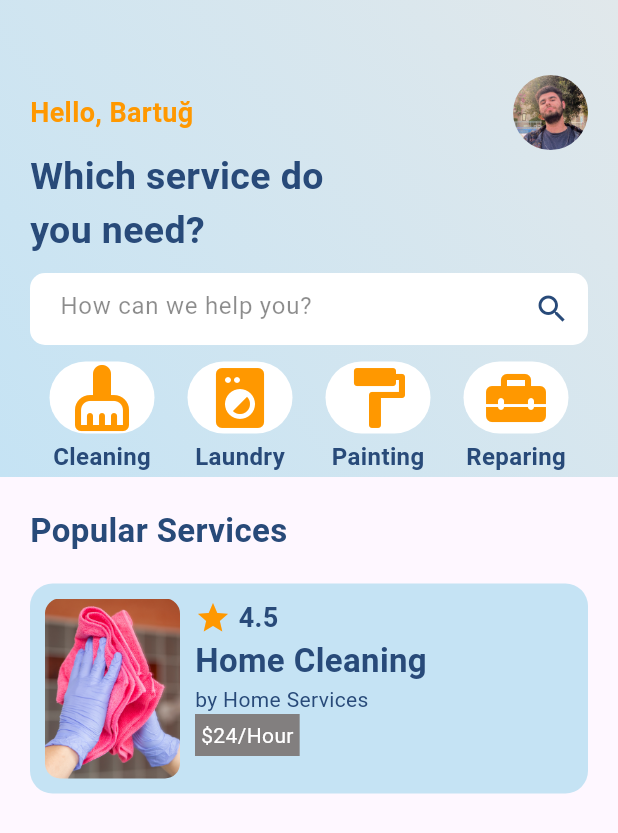
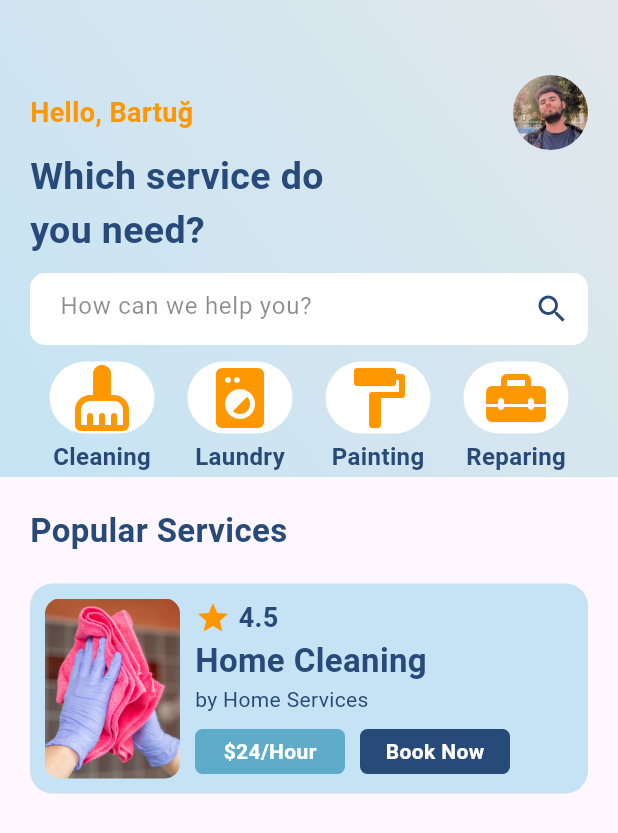
Before and after one commit to BartugKaan/Service-App-with-Flutter, a Flutter app: the screen it shows after launch, on a phone screen of 412 x 824 dp. Shown: the top 833 px of the screen. Run offline on Flutter 3.47's test engine with Material 3 defaults, Android fonts, the phone set to English and light mode, and no system bars.

```diff
--- a/lib/pages/home.dart
+++ b/lib/pages/home.dart
@@ -1,4 +1,5 @@
 import 'package:flutter/material.dart';
+import 'package:service_app/widgets/service_row_widget.dart';
 import 'package:service_app/widgets/service_widget.dart';
 
 class Home extends StatefulWidget {
@@ -113,75 +114,12 @@ class _HomeState extends State<Home> {
               ),
             ),
             SizedBox(height: 20.0),
-            Container(
-              padding: EdgeInsets.only(left: 10.0, top: 10.0, bottom: 10.0),
-              margin: EdgeInsets.only(left: 20.0, right: 20.0),
-              width: MediaQuery.of(context).size.width,
-              decoration: BoxDecoration(
-                  color: Color.fromARGB(255, 197, 227, 244),
-                  borderRadius: BorderRadius.circular(15)),
-              child: Row(
-                crossAxisAlignment: CrossAxisAlignment.start,
-                children: [
-                  ClipRRect(
-                    borderRadius: BorderRadius.circular(10),
-                    child: Image.asset(
-                      "images/cleaning.png",
-                      width: 90,
-                      height: 120,
-                      fit: BoxFit.cover,
-                    ),
-                  ),
-                  SizedBox(width: 10.0),
-                  Column(
-                    crossAxisAlignment: CrossAxisAlignment.start,
-                    children: [
-                      Row(
-                        children: [
-                          Icon(
-                            Icons.star,
-                            color: Colors.orange,
-                          ),
-                          SizedBox(width: 5),
-                          Text(
-                            "4.5",
-                            style: TextStyle(
-                                color: Color(0xff284a79),
-                                fontSize: 18.0,
-                                fontWeight: FontWeight.bold),
-                          ),
-                        ],
-                      ),
-                      Text(
-                        "Home Cleaning",
-                        style: TextStyle(
-                            color: Color(0xff284a79),
-                            fontSize: 22.0,
-                            fontWeight: FontWeight.bold),
-                      ),
-                      Text(
-                        "by Home Services",
-                        style:
-                            TextStyle(color: Color(0xff284a79), fontSize: 14.0),
-                      ),
-                      Row(
-                        children: [
-                          Container(
-                            padding: EdgeInsets.all(4.0),
-                            decoration: BoxDecoration(
-                                color: Color.fromARGB(255, 130, 127, 127)),
-                            child: Text(
-                              "\$24/Hour",
-                              style: TextStyle(
-                                  color: Colors.white, fontSize: 14.0),
-                            ),
-                          )
-                        ],
-                      )
-                    ],
-                  )
-                ],
-              ),
+            ServiceRow(
+              serviceImage: "images/cleaning.png",
+              serviceScore: "4.5",
+              serviceProvider: "by Home Services",
+              servicePrice: "\$24/Hour",
+              serviceName: "Home Cleaning",
             )
           ],
         ),
```
